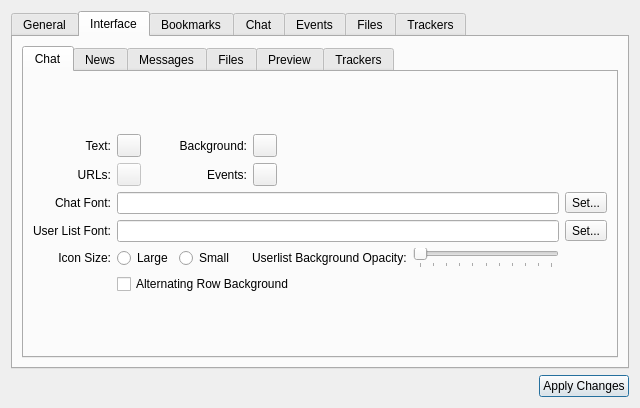
This is qw_client/QwcPreferencesWidget.ui in pcjpnet/qwired-suite as Qt 5 draws it before an edit. The edited form follows.
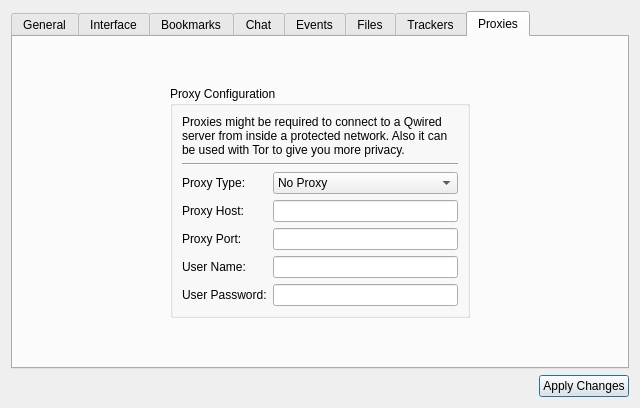
This is the edited form. Icons and pictures are not drawn. Custom widgets are drawn as their Qt base class.

Commit message: Partially rewrote file transfer socket for the client. Fixed a low-latency bug in the server during transfer handshake.

Diff of the .ui file:
```diff
--- a/qw_client/QwcPreferencesWidget.ui
+++ b/qw_client/QwcPreferencesWidget.ui
@@ -20,7 +20,7 @@
       <enum>QTabWidget::Rounded</enum>
      </property>
      <property name="currentIndex">
-      <number>1</number>
+      <number>7</number>
      </property>
      <widget class="QWidget" name="tab_general">
       <attribute name="title">
@@ -1637,6 +1637,163 @@
        </item>
       </layout>
      </widget>
+     <widget class="QWidget" name="tab">
+      <attribute name="title">
+       <string>Proxies</string>
+      </attribute>
+      <layout class="QGridLayout" name="gridLayout_2">
+       <item row="1" column="1">
+        <widget class="QGroupBox" name="groupBox">
+         <property name="minimumSize">
+          <size>
+           <width>300</width>
+           <height>0</height>
+          </size>
+         </property>
+         <property name="title">
+          <string>Proxy Configuration</string>
+         </property>
+         <layout class="QGridLayout" name="gridLayout">
+          <item row="2" column="0">
+           <widget class="QLabel" name="label_37">
+            <property name="text">
+             <string>Proxy Type:</string>
+            </property>
+           </widget>
+          </item>
+          <item row="3" column="0">
+           <widget class="QLabel" name="label_38">
+            <property name="text">
+             <string>Proxy Host:</string>
+            </property>
+           </widget>
+          </item>
+          <item row="3" column="1">
+           <widget class="QLineEdit" name="proxyHost"/>
+          </item>
+          <item row="4" column="0">
+           <widget class="QLabel" name="label_39">
+            <property name="text">
+             <string>Proxy Port:</string>
+            </property>
+           </widget>
+          </item>
+          <item row="4" column="1">
+           <widget class="QLineEdit" name="proxyPort"/>
+          </item>
+          <item row="5" column="0">
+           <widget class="QLabel" name="label_40">
+            <property name="text">
+             <string>User Name:</string>
+            </property>
+           </widget>
+          </item>
+          <item row="5" column="1">
+           <widget class="QLineEdit" name="proxyLogin"/>
+          </item>
+          <item row="6" column="0">
+           <widget class="QLabel" name="label_41">
+            <property name="text">
+             <string>User Password:</string>
+            </property>
+           </widget>
+          </item>
+          <item row="6" column="1">
+           <widget class="QLineEdit" name="proxyPassword"/>
+          </item>
+          <item row="2" column="1">
+           <widget class="QComboBox" name="proxyType">
+            <item>
+             <property name="text">
+              <string extracomment="please do not translate &quot;proxy&quot;">No Proxy</string>
+             </property>
+            </item>
+            <item>
+             <property name="text">
+              <string notr="true">SOCKS5 Proxy</string>
+             </property>
+            </item>
+            <item>
+             <property name="text">
+              <string notr="true">HTTP Proxy</string>
+             </property>
+            </item>
+           </widget>
+          </item>
+          <item row="0" column="0" colspan="2">
+           <widget class="QLabel" name="label_42">
+            <property name="text">
+             <string>Proxies might be required to connect to a Qwired server from inside a protected network. Also it can be used with Tor to give you more privacy.</string>
+            </property>
+            <property name="wordWrap">
+             <bool>true</bool>
+            </property>
+           </widget>
+          </item>
+          <item row="1" column="0" colspan="2">
+           <widget class="Line" name="line">
+            <property name="orientation">
+             <enum>Qt::Horizontal</enum>
+            </property>
+           </widget>
+          </item>
+         </layout>
+        </widget>
+       </item>
+       <item row="1" column="2">
+        <spacer name="horizontalSpacer">
+         <property name="orientation">
+          <enum>Qt::Horizontal</enum>
+         </property>
+         <property name="sizeHint" stdset="0">
+          <size>
+           <width>141</width>
+           <height>232</height>
+          </size>
+         </property>
+        </spacer>
+       </item>
+       <item row="2" column="1">
+        <spacer name="verticalSpacer">
+         <property name="orientation">
+          <enum>Qt::Vertical</enum>
+         </property>
+         <property name="sizeHint" stdset="0">
+          <size>
+           <width>297</width>
+           <height>33</height>
+          </size>
+         </property>
+        </spacer>
+       </item>
+       <item row="0" column="1">
+        <spacer name="verticalSpacer_2">
+         <property name="orientation">
+          <enum>Qt::Vertical</enum>
+         </property>
+         <property name="sizeHint" stdset="0">
+          <size>
+           <width>20</width>
+           <height>40</height>
+          </size>
+         </property>
+        </spacer>
+       </item>
+       <item row="1" column="0">
+        <spacer name="horizontalSpacer_2">
+         <property name="orientation">
+          <enum>Qt::Horizontal</enum>
+         </property>
+         <property name="sizeHint" stdset="0">
+          <size>
+           <width>40</width>
+           <height>20</height>
+          </size>
+         </property>
+        </spacer>
+       </item>
+      </layout>
+     </widget>
     </widget>
    </item>
    <item>
```
Left out of the diff: 1 changed line with no effect on the pictures. The commit also changes 39 other files.
